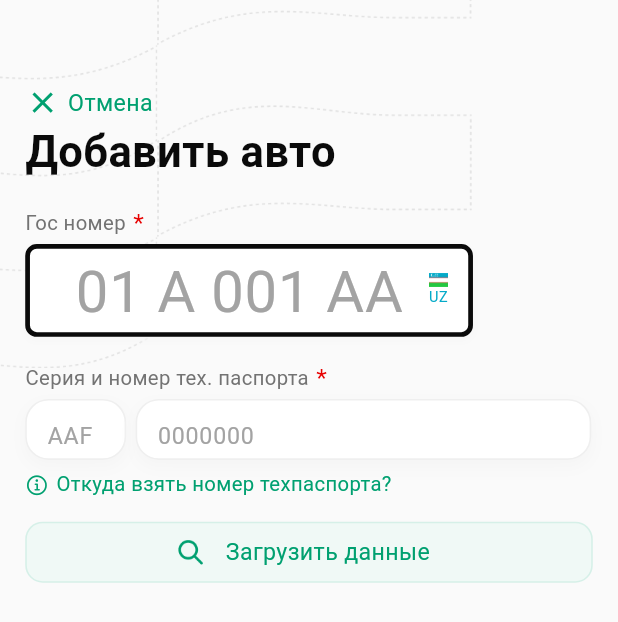
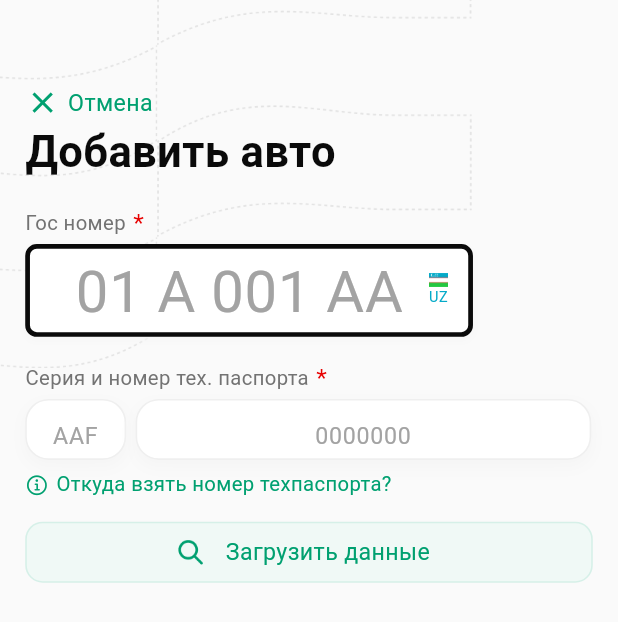
Before and after one commit to asadbekxomidov/epolisplus, a Flutter app: the AddCarScreen screen opened directly, on a phone screen of 412 x 824 dp. Shown: the top 622 px of the screen. Run offline on Flutter 3.47's test engine with Material 3 defaults, Android fonts, the phone set to English and light mode, and no system bars; our stand-ins replace bloc, connectivity_plus, dio, equatable, flutter_bloc, flutter_html and 8 more; accounts and stored records are empty; Roboto replaces fonts that are missing (GeistVF).

```diff
--- a/lib/ui/screens/add_car/ui/screen/add_car_screen.dart
+++ b/lib/ui/screens/add_car/ui/screen/add_car_screen.dart
@@ -20,7 +20,7 @@ class _AddCarScreenState extends State<AddCarScreen> {
     dimens = Dimens(context);
 
     return BlocProvider(
-      create: (context) => MyCarBloc()..add(AddCarEvent()),
+      create: (context) => MyCarBloc(),
       child: BlocConsumer<MyCarBloc, MyCarState>(
         listener: (context, state) {
           if (state is CarErrorState) {
--- a/lib/ui/screens/check_auth/bloc/check_auth_bloc.dart
+++ b/lib/ui/screens/check_auth/bloc/check_auth_bloc.dart
@@ -20,7 +20,6 @@ class CheckAuthBloc extends Bloc<PhoneLoginEvent, PhoneLoginState> {
 
   Future<void> phonelogin(
       CheckAuthEvent event, Emitter<PhoneLoginState> emit) async {
-    await Future.delayed(Duration(seconds: 2));
     emit(LoadingState());
 
     var phoneNumber = phoneController.text.trim();
@@ -40,11 +39,8 @@ class CheckAuthBloc extends Bloc<PhoneLoginEvent, PhoneLoginState> {
       var isAuthUser = baseResponse.response as bool;
 
       if (isAuthUser) {
-        await Future.delayed(Duration(seconds: 1));
-
         Get.to(() => LoginScreen(phoneNumber: phoneNumber));
       } else {
-        await Future.delayed(Duration(seconds: 1));
         Get.to(() => RegisterScreen(phoneNumber: phoneNumber));
       }
       return;
--- a/lib/ui/screens/splash/bloc/splash_bloc.dart
+++ b/lib/ui/screens/splash/bloc/splash_bloc.dart
@@ -41,11 +41,11 @@ class SplashBloc extends Bloc<SplashEvent, SplashState> {
     // }
     if (token != null && token.isNotEmpty) {
       // print('${token} SplashSplashSplashSplashSplash');
-      await Future.delayed(Duration(seconds: 2));
+      await Future.delayed(Duration(seconds: 5));
       Get.off(() => BottomWidget());
       emit(SplashSuccessState());
     } else {
-      await Future.delayed(Duration(seconds: 2));
+      await Future.delayed(Duration(seconds: 5));
       Get.off(() => CheckAuthScreen());
       emit(SplashAuthRequiredState());
     }
--- a/lib/ui/widgets/add_car_textfield.dart
+++ b/lib/ui/widgets/add_car_textfield.dart
@@ -145,9 +145,9 @@ class AddCarRowTextField extends StatelessWidget {
             Container(
               width: dimens.width64,
               height: dimens.height40,
-              padding: EdgeInsets.symmetric(
-                horizontal: dimens.paddingHorizontal13,
-              ),
+              // padding: EdgeInsets.symmetric(
+              //   horizontal: dimens.paddingHorizontal13,
+              // ),
               decoration: inputDecoration(
                 dimens,
                 isActive: isActive,
@@ -155,6 +155,7 @@ class AddCarRowTextField extends StatelessWidget {
               child: TextField(
                 controller: controller,
                 keyboardType: keyboardType,
+                textAlign: TextAlign.center,
                 inputFormatters: [
                   UpperCaseFormatter(),
                   LengthLimitingTextInputFormatter(3),
@@ -175,9 +176,9 @@ class AddCarRowTextField extends StatelessWidget {
               // width: dimens.screenWidth,
               width: dimens.width289,
               height: dimens.height40,
-              padding: EdgeInsets.only(
-                left: dimens.paddingHorizontal13,
-              ),
+              // padding: EdgeInsets.only(
+              //   left: dimens.paddingHorizontal13,
+              // ),
               // decoration: inputDecorations(dimens),
               decoration: inputDecoration(
                 dimens,
@@ -186,6 +187,7 @@ class AddCarRowTextField extends StatelessWidget {
               child: TextField(
                 controller: controller2,
                 keyboardType: keyboardType,
+                textAlign: TextAlign.center,
                 inputFormatters: [
                   FilteringTextInputFormatter.digitsOnly,
                   LengthLimitingTextInputFormatter(7),
--- a/lib/ui/widgets/buttons.dart
+++ b/lib/ui/widgets/buttons.dart
@@ -2,7 +2,7 @@ import 'package:epolisplus/ui/widgets/bloc/timer_bloc/timer_bloc.dart';
 // import 'package:epolisplus/ui/widgets/button/cubit/toggle_cubit.dart';
 import 'package:epolisplus/ui/widgets/widgets_export.dart';
 import 'package:epolisplus/utils/utils_export.dart';
-import 'package:flutter/cupertino.dart';
+// import 'package:flutter/cupertino.dart';
 import 'package:flutter/material.dart';
 import 'package:flutter_bloc/flutter_bloc.dart';
 import 'package:gap/gap.dart';
--- a/lib/utils/app_colors.dart
+++ b/lib/utils/app_colors.dart
@@ -67,4 +67,6 @@ class AppColors {
   static Color greyColor255 = Color.fromRGBO(255, 255, 255, 1);
   static Color greyColor239 = Color.fromRGBO(239, 239, 239, 1);
   static Color whiteColor255 = Color.fromRGBO(255, 255, 255, 1);
+  static Color backgroundBlurColor0 = Color(0x2D2D2D);
+  // static Color backgroundBlurColor0 = Color.fromRGBO(0, 0, 0, 0.8);
 }
--- a/lib/utils/app_image.dart
+++ b/lib/utils/app_image.dart
@@ -113,6 +113,7 @@ class AppImage {
 
   static String ingoUzbSvg = 'assets/svg/ingo_uzb_image_scg.svg';
   static String capitalSugurtaSvg = 'assets/svg/capital_sugurta_image_svg.svg';
+  static String epolisCardLogo = 'assets/svg/epolis_card_logo.svg';
 
   // ! partners
   static String partnersOsagoIcon =
@@ -140,4 +141,5 @@ class AppImage {
   static String noInternet = 'assets/images/no_internet.png';
   static String updateInternetIcon = 'assets/images/update_internet_icon.png';
   static String splashPoliciesIcon = 'assets/images/splash_policies_icon.png';
+  static String loadingPageLogo = 'assets/images/loading_page_logo.png';
 }
--- a/lib/utils/app_text.dart
+++ b/lib/utils/app_text.dart
@@ -51,7 +51,7 @@ class AppStrings {
       "There is an error in the code or password sent, or the password is not entered the same repeatedly";
   static const String button_agree =
       "Agree to the terms of use of the application";
-  static const String myPolicies = "Мои полисы";
+
   static const String insurancePrograms = "Программы страхования";
   static const String warrantyCode = "Активировать гарантийный код";
   static const String additionalServices = "Дополнительные услуги";
@@ -122,7 +122,7 @@ class AppStrings {
   static const String servicesText = "Услуги";
   // ! Ploicies
 
-  static const String myploicies = "Мои полисы";
+  static const String myPolicies = "Мои полисы";
   // ! Splash
 
   static const String emergencyCall = "Экстренный вызов";
@@ -158,6 +158,7 @@ class AppStrings {
   static const String addwarrantyCode = "Добавить гарантийный код";
   static const String vehicleInformation = "Информация об автомобиле";
   static const String noconnectionInternet = "Нет подключенияк интернету";
-  static const String checkyourcetworWiFinetwork = "Проверьте настройки сети или подключитесь к другой Wi-Fi сети.";
+  static const String checkyourcetworWiFinetwork =
+      "Проверьте настройки сети или подключитесь к другой Wi-Fi сети.";
   static const String connectText = "Подключиться";
 }
```
Also changed, not shown: lib/ui/screens/kabinet/ui/screen/kabinet_screen.dart (+12 -12 lines), lib/ui/screens/policies/ui/screen/policies_screen.dart (+16 -1 lines), lib/ui/screens/splash/ui/screens/splash_screen.dart (+1 -42 lines), lib/ui/screens/tabbar/bloc/tabbar_event.dart (+0 -10 lines), lib/utils/decorations.dart (+47 -2 lines), lib/utils/dimens.dart (+10 -0 lines), lib/utils/loading.dart (+57 -0 lines), assets/images/loading_page_logo.png (added), assets/svg/epolis_card_logo.svg (added).
